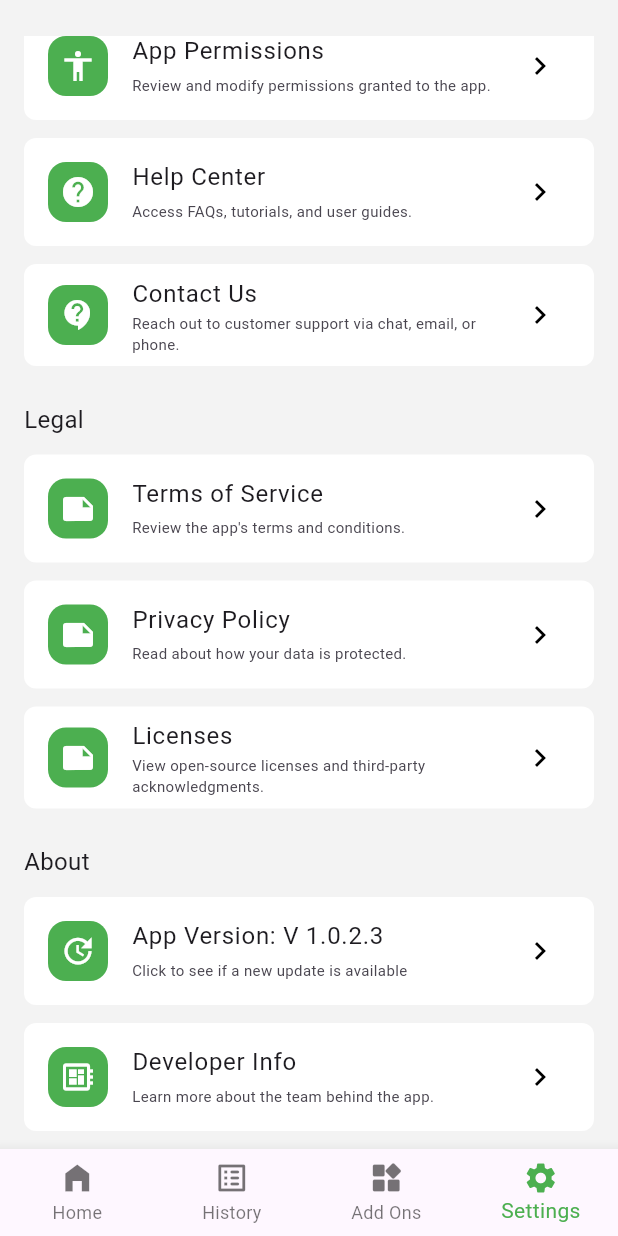
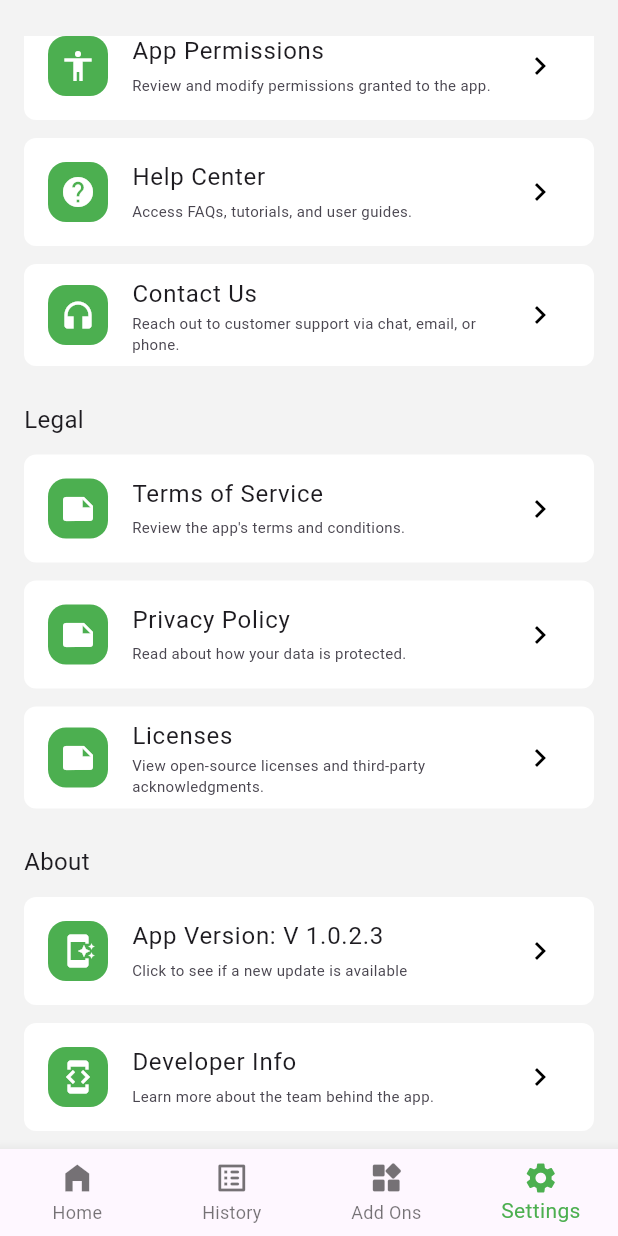
Before and after one commit to olumuyiwaa/fatherland-money, a Flutter app: the ActiveSession screen opened directly, item 4 of the bottom bar chosen, scrolled down 672 dp, on a phone screen of 412 x 824 dp. Run offline on Flutter 3.47's test engine with Material 3 defaults, Android fonts, the phone set to English and light mode, and no system bars; our stand-ins replace fl_chart.

Commit message:
"Updated icons for 'Contact Us', 'App Version', and 'Developer Info' on the settings tiles."

```diff
--- a/lib/pages/settings_page.dart
+++ b/lib/pages/settings_page.dart
@@ -117,7 +117,7 @@ class SettingsPage extends StatelessWidget {
               titleText: 'Contact Us',
               subtitleText:
                   'Reach out to customer support via chat, email, or phone.',
-              tileIcon: Icon(Icons.contact_support),
+              tileIcon: Icon(Icons.headphones),
               pageName: Page404(),
             )
           ],
@@ -172,13 +172,13 @@ class SettingsPage extends StatelessWidget {
             AppTile(
               titleText: 'App Version: V 1.0.2.3',
               subtitleText: "Click to see if a new update is available",
-              tileIcon: Icon(Icons.update),
+              tileIcon: Icon(Icons.app_shortcut),
               pageName: Page404(),
             ),
             AppTile(
               titleText: 'Developer Info',
               subtitleText: 'Learn more about the team behind the app.',
-              tileIcon: Icon(Icons.developer_board),
+              tileIcon: Icon(Icons.developer_mode),
               pageName: Page404(),
             )
           ],
```
